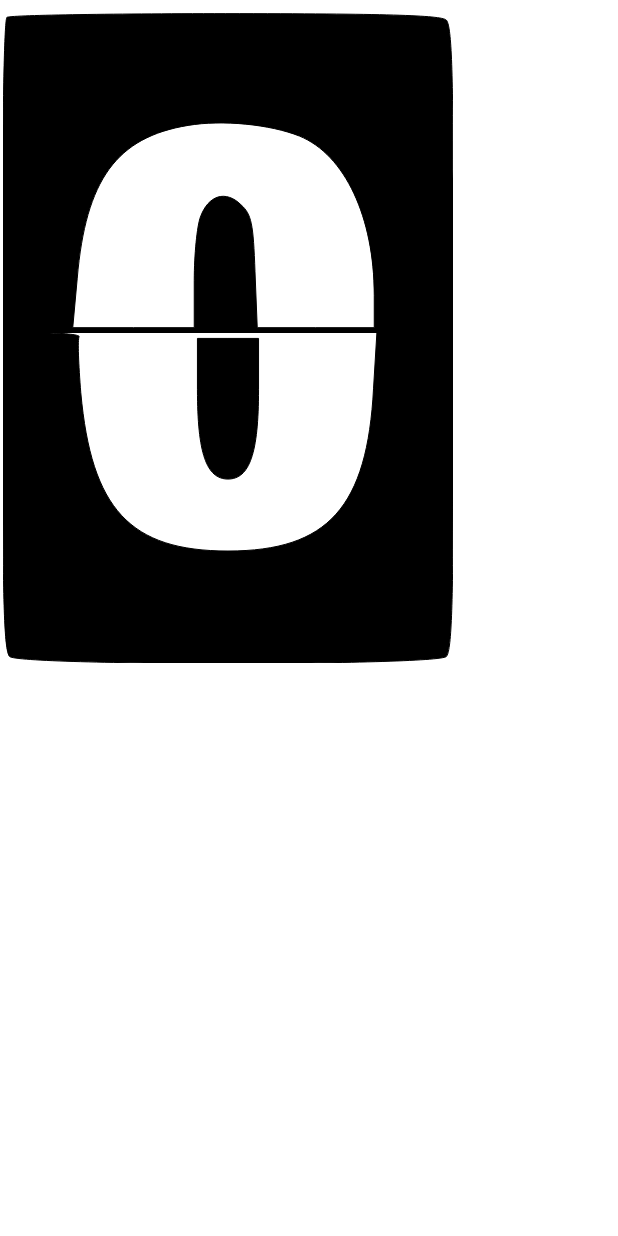
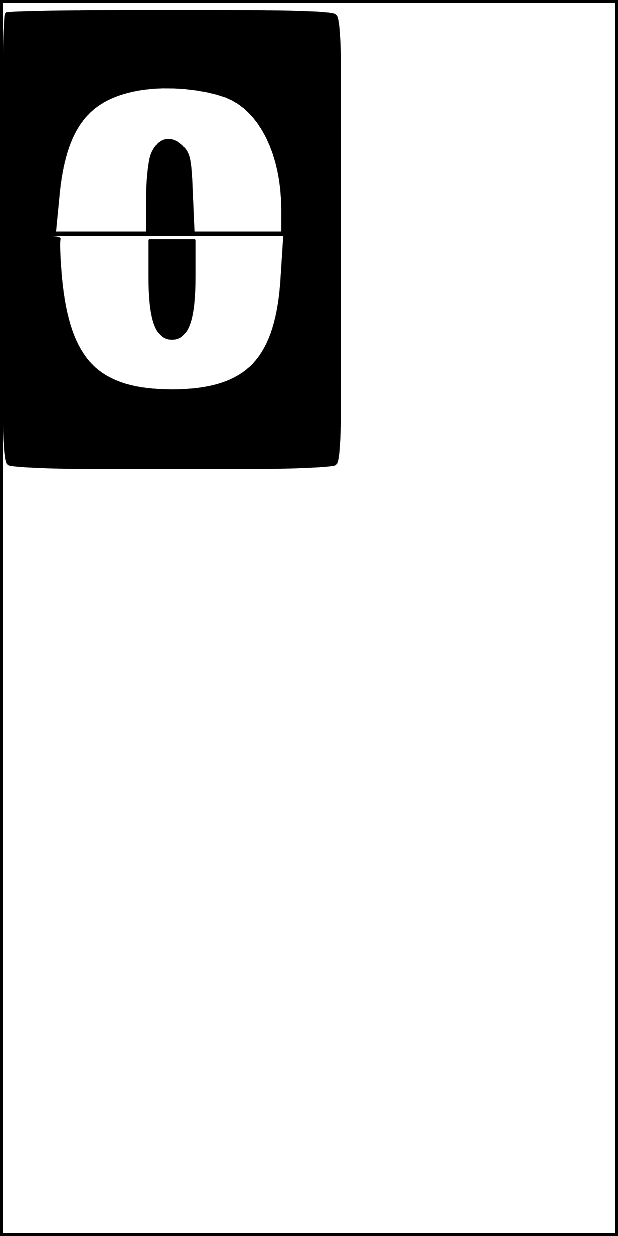
Before and after one commit to fabian4/Timer, an Android app: the layout view_flipmeter_spinner.xml on its own in the app's theme, with its tools: preview values and no code run, on a phone screen of 412 x 824 dp. Run offline under Robolectric (Android 15) with nearby library versions, the phone set to English and light mode, and no system bars.

Commit message:
fix 适配问题

```diff
--- a/app/src/main/res/layout/activity_main.xml
+++ b/app/src/main/res/layout/activity_main.xml
@@ -20,9 +20,9 @@
         android:layout_width="0dp"
         android:layout_height="0dp"
         android:gravity="center"
-        android:background="@color/white"
+        android:background="#696969"
         app:layout_constraintWidth_percent="0.35"
-        app:layout_constraintHeight_percent="0.9"
+        app:layout_constraintHeight_percent="0.8"
         app:layout_constraintBottom_toBottomOf="parent"
         app:layout_constraintLeft_toLeftOf="parent"
         app:layout_constraintRight_toLeftOf="@+id/minutes"
@@ -54,7 +54,7 @@
         android:gravity="center"
         android:background="@color/white"
         app:layout_constraintWidth_percent="0.35"
-        app:layout_constraintHeight_percent="1"
+        app:layout_constraintHeight_percent="0.8"
         app:layout_constraintBottom_toBottomOf="parent"
         app:layout_constraintLeft_toRightOf="@+id/hours"
         app:layout_constraintRight_toRightOf="parent"
@@ -69,8 +69,8 @@
             app:tintColor="#000000"/>
         <com.fabian.timer.flip.FlipDigit
             android:id="@+id/minutes_2"
-            android:layout_width="wrap_content"
-            android:layout_height="wrap_content"
+            android:layout_width="match_parent"
+            android:layout_height="match_parent"
             android:gravity="center"
             android:layout_weight="1"
             app:isFast="true"
--- a/app/src/main/res/layout/view_flipmeter_spinner.xml
+++ b/app/src/main/res/layout/view_flipmeter_spinner.xml
@@ -3,41 +3,42 @@
     xmlns:android="http://schemas.android.com/apk/res/android"
     android:layout_width="wrap_content"
     android:layout_height="wrap_content"
+    android:background="@color/black"
     android:padding="2dp">
+
+    <View
+        android:layout_width="wrap_content"
+        android:layout_height="wrap_content"
+        android:background="@color/white" />
 
     <ImageView
         android:id="@+id/image_flip_back_upper"
-        android:layout_width="300dp"
-        android:layout_height="220dp"
+        android:layout_width="225dp"
+        android:layout_height="155dp"
         android:scaleType="fitXY"
-        android:layout_alignParentTop="true"
-        android:background="@drawable/ic_upper_0"/>
-
-    <View
-        android:id= "@+id/strut"
-        android:layout_width= "0dp"
-        android:layout_height= "0dp"
-        android:layout_centerVertical="true" />
+        android:src="@drawable/ic_upper_0"/>
 
     <ImageView
         android:id="@+id/image_flip_back_lower"
-        android:layout_width="300dp"
-        android:layout_height="220dp"
+        android:layout_width="225dp"
+        android:layout_height="155dp"
+        android:scaleType="fitXY"
         android:layout_below="@+id/image_flip_back_upper"
-        android:background="@drawable/ic_lower_0" />
+        android:src="@drawable/ic_lower_0" />
 
-<!--    <ImageView-->
-<!--        android:id="@+id/image_flip_front_upper"-->
-<!--        android:layout_width="300dp"-->
-<!--        android:layout_height="220dp"-->
-<!--        android:background="@drawable/ic_upper_0"-->
-<!--        android:scaleType="fitXY" />-->
+    <ImageView
+        android:id="@+id/image_flip_front_upper"
+        android:layout_width="225dp"
+        android:layout_height="155dp"
+        android:scaleType="fitXY"
+        android:src="@drawable/ic_upper_0"/>
 
-<!--    <ImageView-->
-<!--        android:id="@+id/image_flip_front_lower"-->
-<!--        android:layout_width="300dp"-->
-<!--        android:layout_height="220dp"-->
-<!--        android:layout_below="@+id/image_flip_front_upper"-->
-<!--        android:background="@drawable/ic_lower_0" />-->
+    <ImageView
+        android:id="@+id/image_flip_front_lower"
+        android:layout_width="225dp"
+        android:layout_height="155dp"
+        android:scaleType="fitXY"
+        android:layout_below="@+id/image_flip_front_upper"
+        android:src="@drawable/ic_lower_0" />
 
 </RelativeLayout>
```
